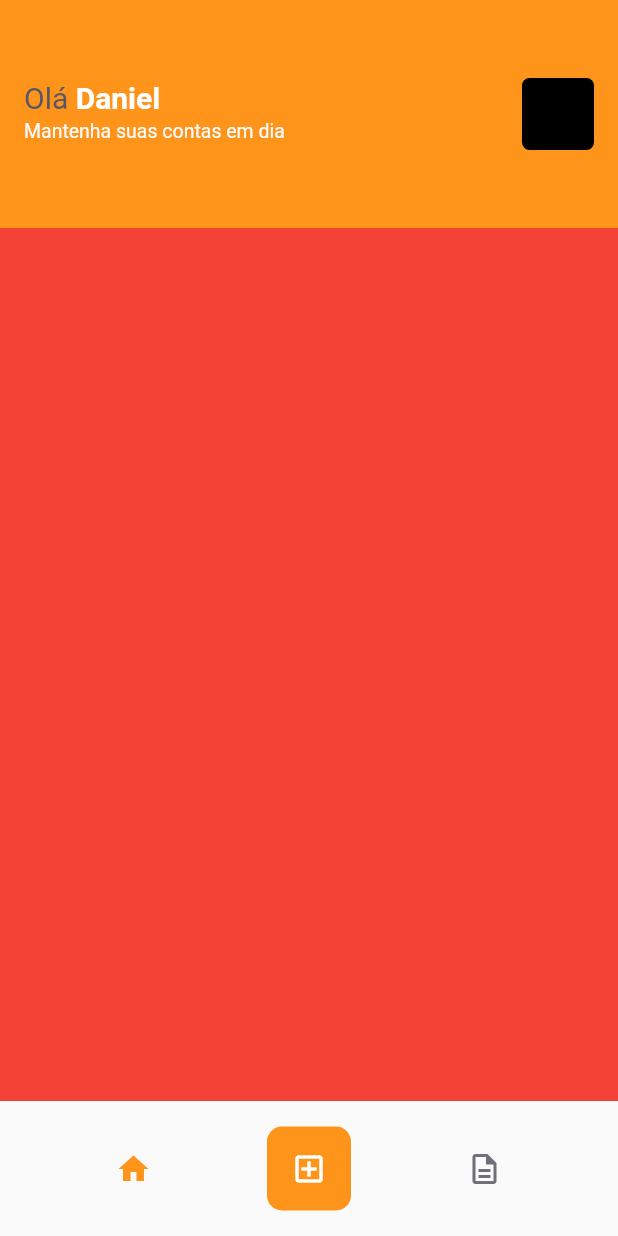
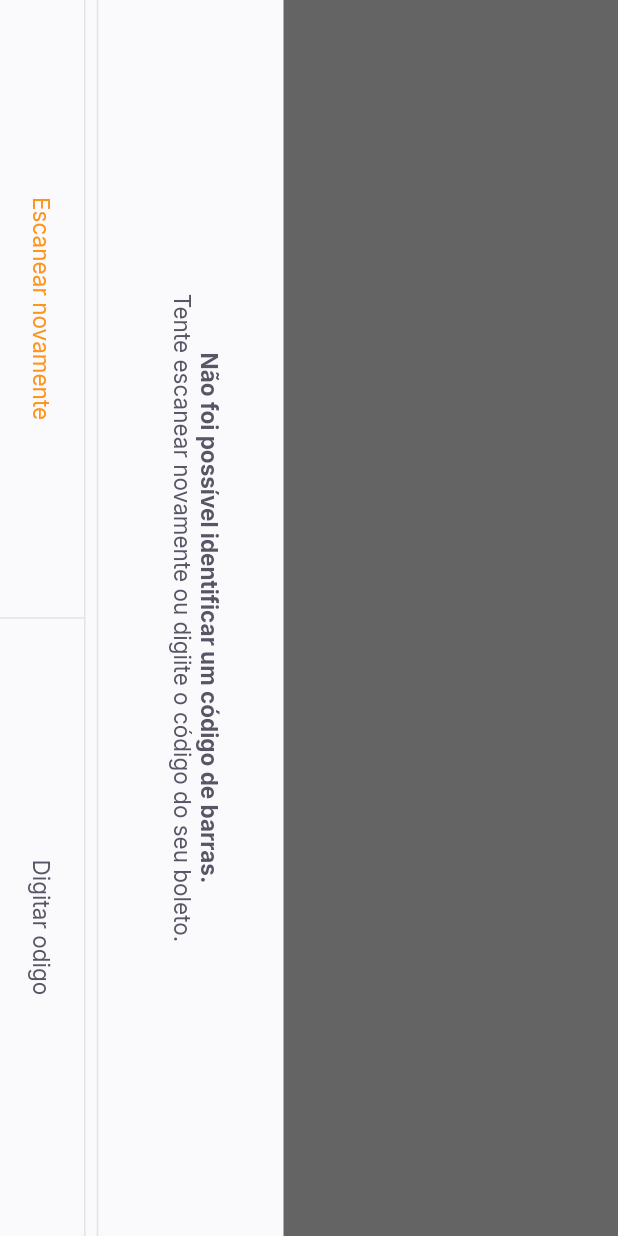
Before and after one commit to odaniel9896/flutter-payflow, a Flutter app: the HomePage screen opened by its route, after a tap on the "add box" icon, on a phone screen of 412 x 824 dp. Run offline on Flutter 3.47's test engine with Material 2 defaults, Android fonts, the phone set to English and light mode, and no system bars; our stand-ins replace firebase_core, google_fonts, google_sign_in, shared_preferences; accounts and stored records are empty; generated files the repository leaves out were written again.

Commit message:
start barcode screen

```diff
--- a/lib/main.dart
+++ b/lib/main.dart
@@ -1,4 +1,6 @@
 import 'package:flutter/material.dart';
+import 'package:flutter/services.dart';
+import 'package:payflow/modules/barcode_scanner/barcode_scanner_page.dart';
 import 'package:payflow/modules/home/home_page.dart';
 import 'package:payflow/modules/login/login_page.dart';
 import 'package:payflow/modules/splash/splash_page.dart';
@@ -15,20 +17,25 @@ void main() async {
 }
 
 class AppWidget extends StatelessWidget {
-  const AppWidget({super.key});
+  const AppWidget({
+    super.key,
+  });
 
   @override
   Widget build(BuildContext context) {
+    SystemChrome.setPreferredOrientations(
+        [DeviceOrientation.portraitDown, DeviceOrientation.portraitUp]);
+
     return MaterialApp(
         title: 'Pay Flow',
         theme: ThemeData(
-          primaryColor: AppColors.primary,
-        ),
+            primaryColor: AppColors.primary, primarySwatch: Colors.orange),
         initialRoute: "/splash",
         routes: {
           "/splash": (context) => const SplashPage(),
           "/home": (context) => const HomePage(),
-          "/login": (context) => const LoginPage()
+          "/login": (context) => const LoginPage(),
+          "/barcode_scanner": (context) => const BarcodeScannerPage()
         });
   }
 }
--- /dev/null
+++ b/lib/modules/barcode_scanner/barcode_scanner_page.dart
@@ -0,0 +1,71 @@
+import 'package:flutter/material.dart';
+import 'package:payflow/shared/themes/app_colors.dart';
+import 'package:payflow/shared/themes/app_text_styles.dart';
+import 'package:payflow/shared/widgets/bottom_sheet/bottom_sheet_widget.dart';
+import 'package:payflow/shared/widgets/divider_vertical/divider_vertical_widget.dart';
+import 'package:payflow/shared/widgets/label_button/label_button.dart';
+import 'package:payflow/shared/widgets/set_label_buttons/set_label_buttons.dart';
+
+class BarcodeScannerPage extends StatefulWidget {
+  const BarcodeScannerPage({super.key});
+
+  @override
+  State<BarcodeScannerPage> createState() => _BarcodeScannerPageState();
+}
+
+class _BarcodeScannerPageState extends State<BarcodeScannerPage> {
+  @override
+  Widget build(BuildContext context) {
+    return BottomSheetWidget(
+        primaryLabel: "Escanear novamente",
+        primaryOnPressed: () {},
+        secondaryLabel: "Digitar odigo",
+        secondaryOnPressed: () {},
+        title: "Não foi possível identificar um código de barras.",
+        subtitle:
+            "Tente escanear novamente ou digiite o código do seu boleto.");
+    return SafeArea(
+      top: true,
+      bottom: true,
+      left: true,
+      right: true,
+      child: RotatedBox(
+        quarterTurns: 1,
+        child: SafeArea(
+          child: Scaffold(
+            appBar: AppBar(
+              backgroundColor: Colors.black,
+              title: Text(
+                "Escaneie o código de barrras do boleto",
+                style: TextStyles.buttonBackground,
+              ),
+              centerTitle: true,
+              leading: const BackButton(color: AppColors.background),
+            ),
+            body: Column(children: [
+              Expanded(
+                  child: Container(
+                color: Colors.black.withOpacity(0.6),
+              )),
+              Expanded(
+                  flex: 2,
+                  child: Container(
+                    color: Colors.transparent,
+                  )),
+              Expanded(
+                  child: Container(
+                color: Colors.black.withOpacity(0.6),
+              ))
+            ]),
+            bottomNavigationBar: SetLabelButtons(
+              primaryLabel: "Inserir código do boleto",
+              primaryOnPressed: () {},
+              secondaryLabel: "Adicionar a galeria",
+              secondaryOnPressed: () {},
+            ),
+          ),
+        ),
+      ),
+    );
+  }
+}
--- a/lib/modules/home/home_page.dart
+++ b/lib/modules/home/home_page.dart
@@ -62,7 +62,9 @@ class _HomePageState extends State<HomePage> {
                   color: AppColors.primary,
                 )),
             GestureDetector(
-              onTap: () {},
+              onTap: () {
+                Navigator.pushNamed(context, "/barcode_scanner");
+              },
               child: Container(
                 width: 56,
                 height: 56,
--- a/lib/modules/login/login_page.dart
+++ b/lib/modules/login/login_page.dart
@@ -41,7 +41,7 @@ class _LoginPageState extends State<LoginPage> {
                   height: size.height * 0.49,
                 )),
             Positioned(
-              bottom: size.height * 0.10,
+              bottom: size.height * 0.05,
               left: 0,
               right: 0,
               child: Column(
--- /dev/null
+++ b/lib/shared/widgets/bottom_sheet/bottom_sheet_widget.dart
@@ -0,0 +1,74 @@
+import 'package:flutter/material.dart';
+import 'package:payflow/shared/themes/app_colors.dart';
+import 'package:payflow/shared/themes/app_text_styles.dart';
+import 'package:payflow/shared/widgets/set_label_buttons/set_label_buttons.dart';
+
+class BottomSheetWidget extends StatelessWidget {
+  final String primaryLabel;
+  final VoidCallback primaryOnPressed;
+  final String secondaryLabel;
+  final VoidCallback secondaryOnPressed;
+  final String title;
+  final String subtitle;
+  const BottomSheetWidget(
+      {super.key,
+      required this.primaryLabel,
+      required this.primaryOnPressed,
+      required this.secondaryLabel,
+      required this.secondaryOnPressed,
+      required this.title,
+      required this.subtitle});
+
+  @override
+  Widget build(BuildContext context) {
+    return SafeArea(
+      child: RotatedBox(
+        quarterTurns: 1,
+        child: Material(
+          child: Container(
+            color: AppColors.shape,
+            child: Column(
+              children: [
+                Expanded(
+                    child: Container(color: Colors.black.withOpacity(0.6))),
+                Column(
+                  children: [
+                    Padding(
+                      padding: const EdgeInsets.all(40),
+                      child: Text.rich(
+                        TextSpan(
+                            text: title,
+                            style: TextStyles.buttonBoldHeading,
+                            children: [
+                              TextSpan(
+                                  text: "\n$subtitle",
+                                  style: TextStyles.buttonHeading)
+                            ]),
+                        textAlign: TextAlign.center,
+                      ),
+                    ),
+                    const Divider(
+                      thickness: 1,
+                      color: AppColors.stroke,
+                      endIndent: 0,
+                    ),
+                    Container(
+                      height: 1,
+                      color: AppColors.stroke,
+                    ),
+                    SetLabelButtons(
+                        enablePrimaryColor: true,
+                        primaryLabel: primaryLabel,
+                        primaryOnPressed: primaryOnPressed,
+                        secondaryLabel: secondaryLabel,
+                        secondaryOnPressed: secondaryOnPressed)
+                  ],
+                ),
+              ],
+            ),
+          ),
+        ),
+      ),
+    );
+  }
+}
--- /dev/null
+++ b/lib/shared/widgets/divider_vertical/divider_vertical_widget.dart
@@ -0,0 +1,15 @@
+import 'package:flutter/material.dart';
+import 'package:payflow/shared/themes/app_colors.dart';
+
+class DividirVerticalWidget extends StatelessWidget {
+  const DividirVerticalWidget({super.key});
+
+  @override
+  Widget build(BuildContext context) {
+    return Container(
+      width: 1,
+      height: double.maxFinite,
+      color: AppColors.stroke,
+    );
+  }
+}
--- /dev/null
+++ b/lib/shared/widgets/label_button/label_button.dart
@@ -0,0 +1,24 @@
+import 'package:flutter/material.dart';
+import 'package:payflow/shared/themes/app_text_styles.dart';
+
+class LabelButton extends StatelessWidget {
+  final String label;
+  final VoidCallback onPressed;
+  final TextStyle? style;
+  const LabelButton(
+      {super.key, required this.label, required this.onPressed, this.style});
+
+  @override
+  Widget build(BuildContext context) {
+    return Container(
+      height: 56,
+      decoration: const BoxDecoration(),
+      child: TextButton(
+          onPressed: onPressed,
+          child: Text(
+            label,
+            style: style ?? TextStyles.buttonHeading,
+          )),
+    );
+  }
+}
--- /dev/null
+++ b/lib/shared/widgets/set_label_buttons/set_label_buttons.dart
@@ -0,0 +1,42 @@
+import 'package:flutter/material.dart';
+import 'package:payflow/shared/themes/app_text_styles.dart';
+
+import '../divider_vertical/divider_vertical_widget.dart';
+import '../label_button/label_button.dart';
+
+class SetLabelButtons extends StatelessWidget {
+  final String primaryLabel;
+  final VoidCallback primaryOnPressed;
+  final String secondaryLabel;
+  final VoidCallback secondaryOnPressed;
+  final bool enablePrimaryColor;
+  const SetLabelButtons(
+      {super.key,
+      required this.primaryLabel,
+      required this.primaryOnPressed,
+      required this.secondaryLabel,
+      required this.secondaryOnPressed,
+      this.enablePrimaryColor = false});
+
+  @override
+  Widget build(BuildContext context) {
+    return Container(
+      height: 56,
+      decoration: const BoxDecoration(),
+      child: Row(
+        children: [
+          Expanded(
+              child: LabelButton(
+            label: primaryLabel,
+            onPressed: primaryOnPressed,
+            style: enablePrimaryColor ? TextStyles.buttonPrimary : null,
+          )),
+          const DividirVerticalWidget(),
+          Expanded(
+              child: LabelButton(
+                  label: secondaryLabel, onPressed: secondaryOnPressed)),
+        ],
+      ),
+    );
+  }
+}
--- a/pubspec.yaml
+++ b/pubspec.yaml
@@ -40,6 +40,9 @@ dependencies:
   firebase_core: ^2.4.0
   google_sign_in: ^5.4.2
   shared_preferences: ^2.0.15
+  google_ml_kit: ^0.13.0
+  camera: ^0.10.1
+  image_picker: ^0.8.6
 
 dev_dependencies:
   flutter_test:
```
Also changed, not shown: pubspec.lock, 1 other file.
